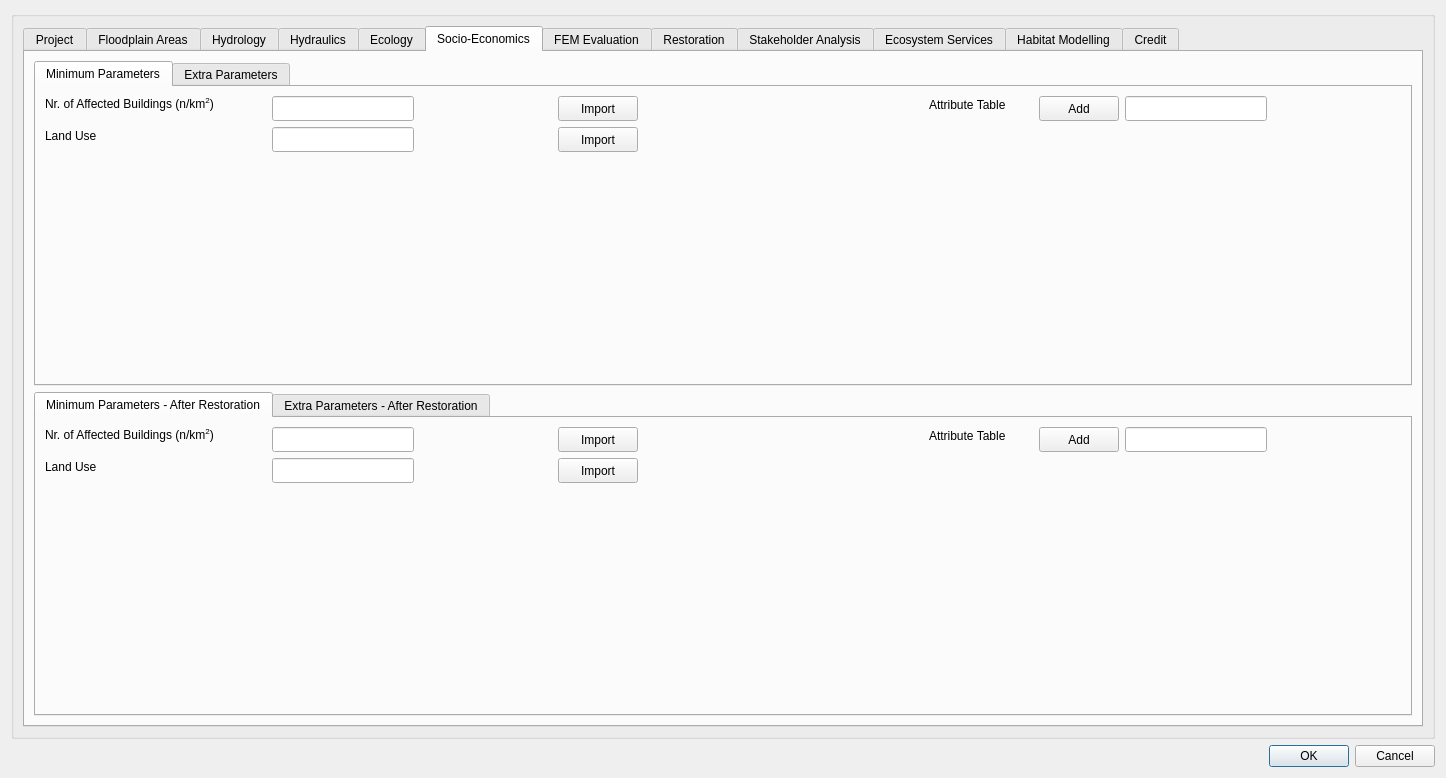
boku-iwa/Floodplain-Evaluation-Matrix-Tool, file test_plugin_dialog_base.ui: the form before one commit.
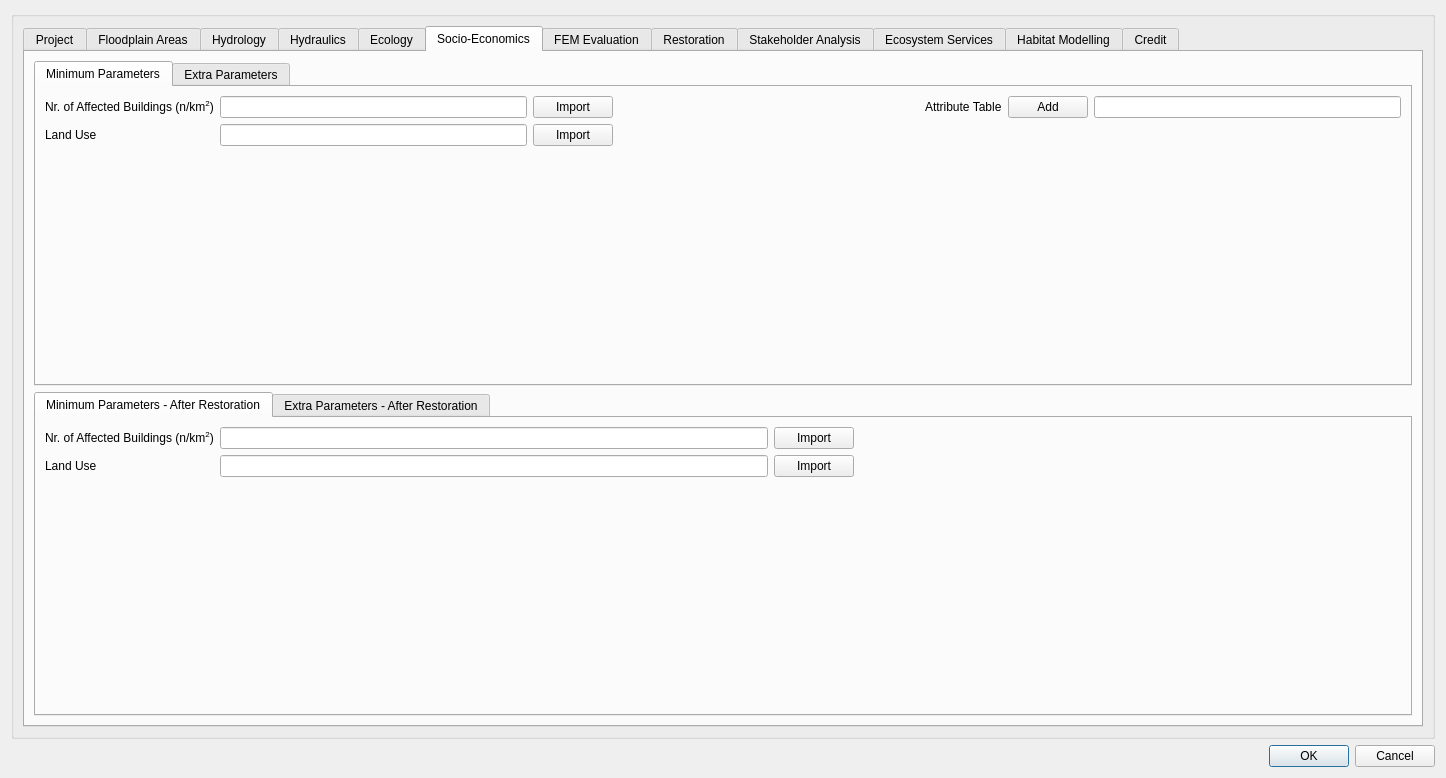
The form after the commit. The open tabs and pages were chosen to show the change. Icons and pictures are not drawn. Custom widgets are drawn as their Qt base class.

Diff of the .ui file:
```diff
--- a/test_plugin_dialog_base.ui
+++ b/test_plugin_dialog_base.ui
@@ -2131,114 +2131,85 @@
              <attribute name="title">
               <string>Minimum Parameters</string>
              </attribute>
-             <widget class="QLabel" name="label_24">
-              <property name="geometry">
-               <rect>
-                <x>9</x>
-                <y>9</y>
-                <width>221</width>
-                <height>17</height>
-               </rect>
-              </property>
-              <property name="text">
-               <string>&lt;html&gt;&lt;head/&gt;&lt;body&gt;&lt;p&gt;Nr. of Affected Buildings (n/km&lt;span style=&quot; vertical-align:super;&quot;&gt;2&lt;/span&gt;)&lt;/p&gt;&lt;/body&gt;&lt;/html&gt;</string>
-              </property>
-             </widget>
-             <widget class="QLineEdit" name="lineEdit_22">
-              <property name="geometry">
-               <rect>
-                <x>236</x>
-                <y>9</y>
-                <width>142</width>
-                <height>25</height>
-               </rect>
-              </property>
-             </widget>
-             <widget class="QPushButton" name="pushButton_19">
-              <property name="geometry">
-               <rect>
-                <x>522</x>
-                <y>9</y>
-                <width>80</width>
-                <height>25</height>
-               </rect>
-              </property>
-              <property name="text">
-               <string>Import</string>
-              </property>
-             </widget>
-             <widget class="QLabel" name="label_42">
-              <property name="geometry">
-               <rect>
-                <x>893</x>
-                <y>9</y>
-                <width>104</width>
-                <height>17</height>
-               </rect>
-              </property>
-              <property name="text">
-               <string>Attribute Table</string>
-              </property>
-             </widget>
-             <widget class="QPushButton" name="pushButton_29">
-              <property name="geometry">
-               <rect>
-                <x>1003</x>
-                <y>9</y>
-                <width>80</width>
-                <height>25</height>
-               </rect>
-              </property>
-              <property name="text">
-               <string>Add</string>
-              </property>
-             </widget>
-             <widget class="QLineEdit" name="lineEdit_38">
-              <property name="geometry">
-               <rect>
-                <x>1089</x>
-                <y>9</y>
-                <width>142</width>
-                <height>25</height>
-               </rect>
-              </property>
-             </widget>
-             <widget class="QLabel" name="label_25">
-              <property name="geometry">
-               <rect>
-                <x>9</x>
-                <y>40</y>
-                <width>62</width>
-                <height>17</height>
-               </rect>
-              </property>
-              <property name="text">
-               <string>Land Use</string>
-              </property>
-             </widget>
-             <widget class="QLineEdit" name="lineEdit_23">
-              <property name="geometry">
-               <rect>
-                <x>236</x>
-                <y>40</y>
-                <width>142</width>
-                <height>25</height>
-               </rect>
-              </property>
-             </widget>
-             <widget class="QPushButton" name="pushButton_20">
-              <property name="geometry">
-               <rect>
-                <x>522</x>
-                <y>40</y>
-                <width>80</width>
-                <height>25</height>
-               </rect>
-              </property>
-              <property name="text">
-               <string>Import</string>
-              </property>
-             </widget>
+             <layout class="QGridLayout" name="gridLayout_28">
+              <item row="0" column="6">
+               <widget class="QPushButton" name="pushButton_29">
+                <property name="text">
+                 <string>Add</string>
+                </property>
+               </widget>
+              </item>
+              <item row="1" column="0">
+               <widget class="QLabel" name="label_25">
+                <property name="text">
+                 <string>Land Use</string>
+                </property>
+               </widget>
+              </item>
+              <item row="1" column="2">
+               <widget class="QPushButton" name="pushButton_20">
+                <property name="text">
+                 <string>Import</string>
+                </property>
+               </widget>
+              </item>
+              <item row="0" column="1">
+               <widget class="QLineEdit" name="lineEdit_22"/>
+              </item>
+              <item row="0" column="5">
+               <widget class="QLabel" name="label_42">
+                <property name="text">
+                 <string>Attribute Table</string>
+                </property>
+               </widget>
+              </item>
+              <item row="0" column="3">
+               <spacer name="horizontalSpacer_5">
+                <property name="orientation">
+                 <enum>Qt::Horizontal</enum>
+                </property>
+                <property name="sizeHint" stdset="0">
+                 <size>
+                  <width>276</width>
+                  <height>20</height>
+                 </size>
+                </property>
+               </spacer>
+              </item>
+              <item row="0" column="0">
+               <widget class="QLabel" name="label_24">
+                <property name="text">
+                 <string>&lt;html&gt;&lt;head/&gt;&lt;body&gt;&lt;p&gt;Nr. of Affected Buildings (n/km&lt;span style=&quot; vertical-align:super;&quot;&gt;2&lt;/span&gt;)&lt;/p&gt;&lt;/body&gt;&lt;/html&gt;</string>
+                </property>
+               </widget>
+              </item>
+              <item row="0" column="2">
+               <widget class="QPushButton" name="pushButton_19">
+                <property name="text">
+                 <string>Import</string>
+                </property>
+               </widget>
+              </item>
+              <item row="0" column="7">
+               <widget class="QLineEdit" name="lineEdit_38"/>
+              </item>
+              <item row="1" column="1">
+               <widget class="QLineEdit" name="lineEdit_23"/>
+              </item>
+              <item row="2" column="1">
+               <spacer name="verticalSpacer_2">
+                <property name="orientation">
+                 <enum>Qt::Vertical</enum>
+                </property>
+                <property name="sizeHint" stdset="0">
+                 <size>
+                  <width>20</width>
+                  <height>40</height>
+                 </size>
+                </property>
+               </spacer>
+              </item>
+             </layout>
             </widget>
             <widget class="QWidget" name="tab_18">
              <attribute name="title">
@@ -2335,114 +2306,68 @@
              <attribute name="title">
               <string>Minimum Parameters - After Restoration</string>
              </attribute>
-             <widget class="QLabel" name="label_199">
-              <property name="geometry">
-               <rect>
-                <x>9</x>
-                <y>9</y>
-                <width>221</width>
-                <height>17</height>
-               </rect>
-              </property>
-              <property name="text">
-               <string>&lt;html&gt;&lt;head/&gt;&lt;body&gt;&lt;p&gt;Nr. of Affected Buildings (n/km&lt;span style=&quot; vertical-align:super;&quot;&gt;2&lt;/span&gt;)&lt;/p&gt;&lt;/body&gt;&lt;/html&gt;</string>
-              </property>
-             </widget>
-             <widget class="QLineEdit" name="lineEdit_209">
-              <property name="geometry">
-               <rect>
-                <x>236</x>
-                <y>9</y>
-                <width>142</width>
-                <height>25</height>
-               </rect>
-              </property>
-             </widget>
-             <widget class="QPushButton" name="pushButton_103">
-              <property name="geometry">
-               <rect>
-                <x>522</x>
-                <y>9</y>
-                <width>80</width>
-                <height>25</height>
-               </rect>
-              </property>
-              <property name="text">
-               <string>Import</string>
-              </property>
-             </widget>
-             <widget class="QLabel" name="label_222">
-              <property name="geometry">
-               <rect>
-                <x>893</x>
-                <y>9</y>
-                <width>104</width>
-                <height>17</height>
-               </rect>
-              </property>
-              <property name="text">
-               <string>Attribute Table</string>
-              </property>
-             </widget>
-             <widget class="QPushButton" name="pushButton_104">
-              <property name="geometry">
-               <rect>
-                <x>1003</x>
-                <y>9</y>
-                <width>80</width>
-                <height>25</height>
-               </rect>
-              </property>
-              <property name="text">
-               <string>Add</string>
-              </property>
-             </widget>
-             <widget class="QLineEdit" name="lineEdit_210">
-              <property name="geometry">
-               <rect>
-                <x>1089</x>
-                <y>9</y>
-                <width>142</width>
-                <height>25</height>
-               </rect>
-              </property>
-             </widget>
-             <widget class="QLabel" name="label_223">
-              <property name="geometry">
-               <rect>
-                <x>9</x>
-                <y>40</y>
-                <width>62</width>
-                <height>17</height>
-               </rect>
-              </property>
-              <property name="text">
-               <string>Land Use</string>
-              </property>
-             </widget>
-             <widget class="QLineEdit" name="lineEdit_211">
-              <property name="geometry">
-               <rect>
-                <x>236</x>
-                <y>40</y>
-                <width>142</width>
-                <height>25</height>
-               </rect>
-              </property>
-             </widget>
-             <widget class="QPushButton" name="pushButton_105">
-              <property name="geometry">
-               <rect>
-                <x>522</x>
-                <y>40</y>
-                <width>80</width>
-                <height>25</height>
-               </rect>
-              </property>
-              <property name="text">
-               <string>Import</string>
-              </property>
-             </widget>
+             <layout class="QGridLayout" name="gridLayout_29">
+              <item row="0" column="2">
+               <widget class="QPushButton" name="pushButton_103">
+                <property name="text">
+                 <string>Import</string>
+                </property>
+               </widget>
+              </item>
+              <item row="2" column="1">
+               <spacer name="verticalSpacer_15">
+                <property name="orientation">
+                 <enum>Qt::Vertical</enum>
+                </property>
+                <property name="sizeHint" stdset="0">
+                 <size>
+                  <width>20</width>
+                  <height>40</height>
+                 </size>
+                </property>
+               </spacer>
+              </item>
+              <item row="0" column="0">
+               <widget class="QLabel" name="label_199">
+                <property name="text">
+                 <string>&lt;html&gt;&lt;head/&gt;&lt;body&gt;&lt;p&gt;Nr. of Affected Buildings (n/km&lt;span style=&quot; vertical-align:super;&quot;&gt;2&lt;/span&gt;)&lt;/p&gt;&lt;/body&gt;&lt;/html&gt;</string>
+                </property>
+               </widget>
+              </item>
+              <item row="0" column="3">
+               <spacer name="horizontalSpacer_9">
+                <property name="orientation">
+                 <enum>Qt::Horizontal</enum>
+                </property>
+                <property name="sizeHint" stdset="0">
+                 <size>
+                  <width>40</width>
+                  <height>20</height>
+                 </size>
+                </property>
+               </spacer>
+              </item>
+              <item row="1" column="2">
+               <widget class="QPushButton" name="pushButton_105">
+                <property name="text">
+                 <string>Import</string>
+                </property>
+               </widget>
+              </item>
+              <item row="1" column="0">
+               <widget class="QLabel" name="label_223">
+                <property name="text">
+                 <string>Land Use</string>
+                </property>
+               </widget>
+              </item>
+              <item row="1" column="1">
+               <widget class="QLineEdit" name="lineEdit_211"/>
+              </item>
+              <item row="0" column="1">
+               <widget class="QLineEdit" name="lineEdit_209"/>
+              </item>
+             </layout>
             </widget>
             <widget class="QWidget" name="tab_33">
              <attribute name="title">
```
Left out of the diff: 2300 changed lines with no effect on the pictures.
